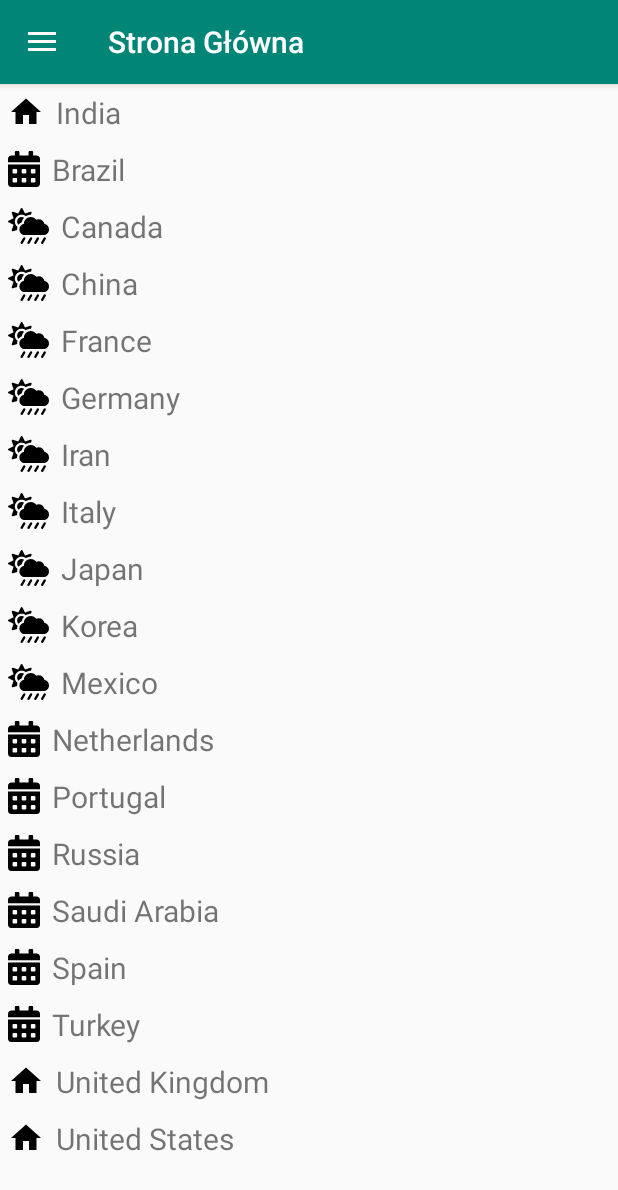
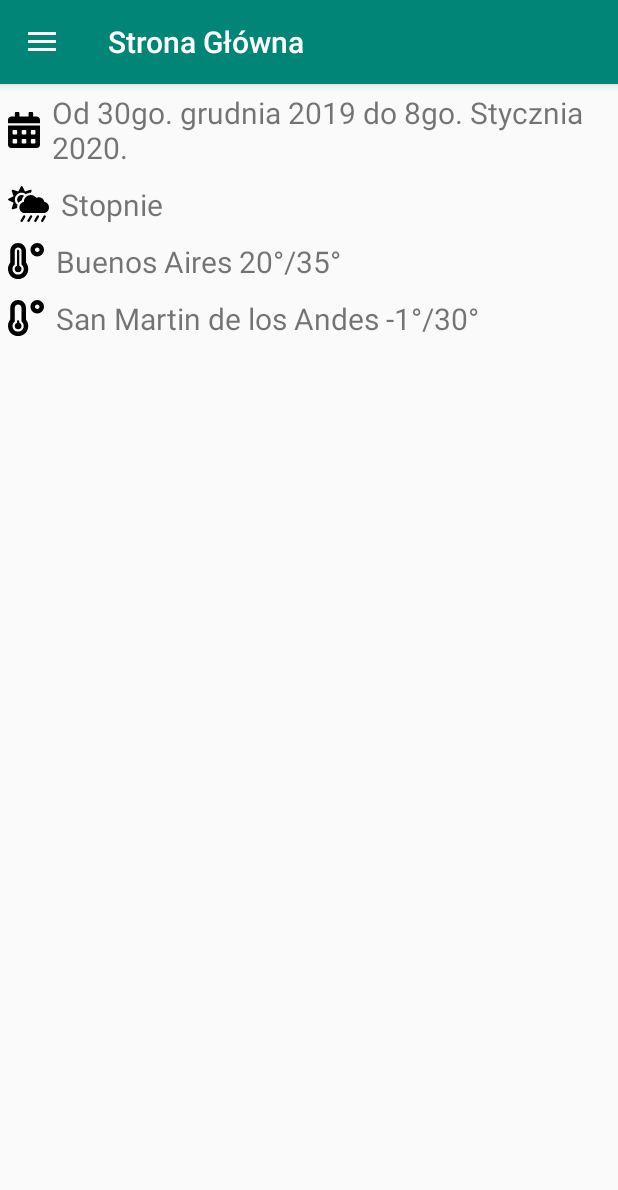
Before and after one commit to ricardorutz/Z2020, an Android app: the screen it shows after launch (MainActivity), on a phone screen of 412 x 824 dp. Shown: the top 1190 px of the screen. Run offline under Robolectric (Android 15) with nearby library versions, the phone set to English and light mode, and no system bars; our stand-ins replace navigation-ui.

Commit message:
home page terminada

```diff
--- a/app/src/main/java/ar/com/rys/z2020/ui/home/NotificationsAdapter.java
+++ b/app/src/main/java/ar/com/rys/z2020/ui/home/HomeAdapter.java
@@ -1,7 +1,6 @@
 package ar.com.rys.z2020.ui.home;
 
 import android.content.Context;
-import android.text.Html;
 import android.util.Log;
 import android.view.LayoutInflater;
 import android.view.View;
@@ -10,26 +9,42 @@ import android.widget.ArrayAdapter;
 import android.widget.TextView;
 
 
+import java.util.ArrayList;
 import java.util.List;
+import java.util.stream.Collectors;
 
 import ar.com.rys.z2020.R;
 
-public class NotificationsAdapter extends ArrayAdapter<String> {
+public class HomeAdapter extends ArrayAdapter<String> {
     private Context context;
-    private List<String> listCountry;
+    private List<Integer> listOfTexts;
     private List<Integer> iconResourcesIds;
 
-    public NotificationsAdapter(Context context, int layautResource, List<String> listCountry, List<Integer> iconResourcesIds) {
 
-        super(context, layautResource, listCountry);
+
+    public HomeAdapter(Context context, int layautResource, List<Integer> listOfTexts) {
+        super(context, layautResource, listOfTexts.stream().map(s -> String.valueOf(s)).collect(Collectors.toList()));
         this.context = context;
-        this.listCountry = listCountry;
-        this.iconResourcesIds= iconResourcesIds;
+        this.listOfTexts = listOfTexts;
+        this.iconResourcesIds= initResources();
+    }
+
+    private List<Integer> initResources() {
+
+        if(iconResourcesIds == null){
+            iconResourcesIds = new ArrayList();
+            iconResourcesIds.add(R.drawable.ic_calendar_alt_solid);
+            iconResourcesIds.add(R.drawable.ic_cloud_sun_rain_solid);
+            iconResourcesIds.add(R.drawable.ic_temperature_high_solid);
+            iconResourcesIds.add(R.drawable.ic_temperature_low_solid);
+        }
+
+        return iconResourcesIds;
+
     }
 
     @Override
     public View getView(int position, View convertView, ViewGroup parent) {
-
 
         LayoutInflater inflater = (LayoutInflater) context.getSystemService(Context.LAYOUT_INFLATER_SERVICE);
         View rowView = inflater.inflate(R.layout.list_item, parent, false);
@@ -44,7 +59,7 @@ public class NotificationsAdapter extends ArrayAdapter<String> {
 
         String formattedText = "This <i>is</i> a <b>test</b> of <a href='http://foo.com'>html</a>";
         //textViewMessage.setText(Html.fromHtml(formattedText));
-        textViewMessage.setText(listCountry.get(position));
+        textViewMessage.setText(listOfTexts.get(position));
 
         return rowView;
     }
--- a/app/src/main/java/ar/com/rys/z2020/ui/home/HomeFragment.java
+++ b/app/src/main/java/ar/com/rys/z2020/ui/home/HomeFragment.java
@@ -20,50 +20,26 @@ import ar.com.rys.z2020.R;
 
 public class HomeFragment extends Fragment {
 
-    ArrayList<String> listCountry;
+    List<Integer> listOfTexts;
 
     public View onCreateView(@NonNull LayoutInflater inflater,
                              ViewGroup container, Bundle savedInstanceState) {
 
         View root = inflater.inflate(R.layout.fragment_home, container, false);
 
-        prepareList();
+        listOfTexts = prepareList();
 
-        ArrayAdapter arrayAdapter = new ArrayAdapter<String>(
-                root.getContext(), R.layout.list_item, listCountry);
-
-
-        List<Integer> resList = new ArrayList();
-        resList.add(R.drawable.ic_menu_home);
-        resList.add(R.drawable.ic_calendar_alt_solid);
-        resList.add(R.drawable.ic_cloud_sun_rain_solid);
-        resList.add(R.drawable.ic_cloud_sun_rain_solid);
-        resList.add(R.drawable.ic_cloud_sun_rain_solid);
-        resList.add(R.drawable.ic_cloud_sun_rain_solid);
-        resList.add(R.drawable.ic_cloud_sun_rain_solid);
-        resList.add(R.drawable.ic_cloud_sun_rain_solid);
-        resList.add(R.drawable.ic_cloud_sun_rain_solid);
-        resList.add(R.drawable.ic_cloud_sun_rain_solid);
-        resList.add(R.drawable.ic_cloud_sun_rain_solid);
-        resList.add(R.drawable.ic_calendar_alt_solid);
-        resList.add(R.drawable.ic_calendar_alt_solid);
-        resList.add(R.drawable.ic_calendar_alt_solid);
-        resList.add(R.drawable.ic_calendar_alt_solid);
-        resList.add(R.drawable.ic_calendar_alt_solid);
-        resList.add(R.drawable.ic_calendar_alt_solid);
-        resList.add(R.drawable.ic_menu_home);
-        resList.add(R.drawable.ic_menu_home);
-        resList.add(R.drawable.ic_menu_home);
-        resList.add(R.drawable.ic_menu_home);
-        resList.add(R.drawable.ic_menu_home);
-        resList.add(R.drawable.ic_menu_home);
-        resList.add(R.drawable.ic_menu_home);
+        ArrayAdapter arrayAdapter = new ArrayAdapter<Integer>(
+                root.getContext(), R.layout.list_item, listOfTexts);
 
 
 
 
 
-        NotificationsAdapter nAdapter = new NotificationsAdapter(root.getContext(), R.layout.list_item, listCountry, resList);
+
+
+
+        HomeAdapter nAdapter = new HomeAdapter(root.getContext(), R.layout.list_item, listOfTexts);
 
 
         ListView listView = root.findViewById(R.id.listView);
@@ -73,27 +49,18 @@ public class HomeFragment extends Fragment {
         return root;
     }
 
-    public void prepareList()
+    public List<Integer> prepareList()
     {
-        listCountry = new ArrayList<String>();
-        listCountry.add("India");
-        listCountry.add("Brazil");
-        listCountry.add("Canada");
-        listCountry.add("China");
-        listCountry.add("France");
-        listCountry.add("Germany");
-        listCountry.add("Iran");
-        listCountry.add("Italy");
-        listCountry.add("Japan");
-        listCountry.add("Korea");
-        listCountry.add("Mexico");
-        listCountry.add("Netherlands");
-        listCountry.add("Portugal");
-        listCountry.add("Russia");
-        listCountry.add("Saudi Arabia");
-        listCountry.add("Spain");
-        listCountry.add("Turkey");
-        listCountry.add("United Kingdom");
-        listCountry.add("United States");
+
+        if(listOfTexts==null){
+            listOfTexts = new ArrayList<Integer>();
+            listOfTexts.add(R.string.home_item_termin);
+            listOfTexts.add(R.string.home_item_temperature);
+            listOfTexts.add(R.string.home_item_temperature_bsas);
+            listOfTexts.add(R.string.home_item_temperature_sma);
+        }
+
+        return  listOfTexts;
+
     }
 }
--- /dev/null
+++ b/app/src/main/res/drawable/ic_temperature_high_solid.xml
@@ -0,0 +1,4 @@
+<vector android:height="24dp" android:viewportHeight="512"
+    android:viewportWidth="512" android:width="24dp" xmlns:android="http://schemas.android.com/apk/res/android">
+    <path android:fillColor="#FF000000" android:pathData="M416,0c-52.9,0 -96,43.1 -96,96s43.1,96 96,96 96,-43.1 96,-96 -43.1,-96 -96,-96zM416,128c-17.7,0 -32,-14.3 -32,-32s14.3,-32 32,-32 32,14.3 32,32 -14.3,32 -32,32zM256,112C256,50.1 205.9,0 144,0S32,50.1 32,112v166.5C12.3,303.2 0,334 0,368c0,79.5 64.5,144 144,144s144,-64.5 144,-144c0,-34 -12.3,-64.9 -32,-89.5L256,112zM144,448c-44.1,0 -80,-35.9 -80,-80 0,-25.5 12.2,-48.9 32,-63.8L96,112c0,-26.5 21.5,-48 48,-48s48,21.5 48,48v192.2c19.8,14.8 32,38.3 32,63.8 0,44.1 -35.9,80 -80,80zM160,322.9L160,112c0,-8.8 -7.2,-16 -16,-16s-16,7.2 -16,16v210.9c-18.6,6.6 -32,24.2 -32,45.1 0,26.5 21.5,48 48,48s48,-21.5 48,-48c0,-20.9 -13.4,-38.5 -32,-45.1z"/>
+</vector>
--- /dev/null
+++ b/app/src/main/res/drawable/ic_temperature_low_solid.xml
@@ -0,0 +1,4 @@
+<vector android:height="24dp" android:viewportHeight="512"
+    android:viewportWidth="512" android:width="24dp" xmlns:android="http://schemas.android.com/apk/res/android">
+    <path android:fillColor="#FF000000" android:pathData="M416,0c-52.9,0 -96,43.1 -96,96s43.1,96 96,96 96,-43.1 96,-96 -43.1,-96 -96,-96zM416,128c-17.7,0 -32,-14.3 -32,-32s14.3,-32 32,-32 32,14.3 32,32 -14.3,32 -32,32zM256,112C256,50.1 205.9,0 144,0S32,50.1 32,112v166.5C12.3,303.2 0,334 0,368c0,79.5 64.5,144 144,144s144,-64.5 144,-144c0,-34 -12.3,-64.9 -32,-89.5L256,112zM144,448c-44.1,0 -80,-35.9 -80,-80 0,-25.5 12.2,-48.9 32,-63.8L96,112c0,-26.5 21.5,-48 48,-48s48,21.5 48,48v192.2c19.8,14.8 32,38.3 32,63.8 0,44.1 -35.9,80 -80,80zM160,322.9L160,304c0,-8.8 -7.2,-16 -16,-16s-16,7.2 -16,16v18.9c-18.6,6.6 -32,24.2 -32,45.1 0,26.5 21.5,48 48,48s48,-21.5 48,-48c0,-20.9 -13.4,-38.5 -32,-45.1z"/>
+</vector>
--- a/app/src/main/res/values/strings.xml
+++ b/app/src/main/res/values/strings.xml
@@ -13,4 +13,10 @@
     <string name="menu_tools">Tools</string>
     <string name="menu_share">Share</string>
     <string name="menu_send">Send</string>
+
+    <string name="home_item_termin">Od 30go. grudnia 2019 do 8go. Stycznia 2020.</string>
+    <string name="home_item_temperature">Stopnie</string>
+    <string name="home_item_temperature_bsas">Buenos Aires  20°/35°</string>
+    <string name="home_item_temperature_sma">San Martin de los Andes  -1°/30°</string>
+
 </resources>
```
